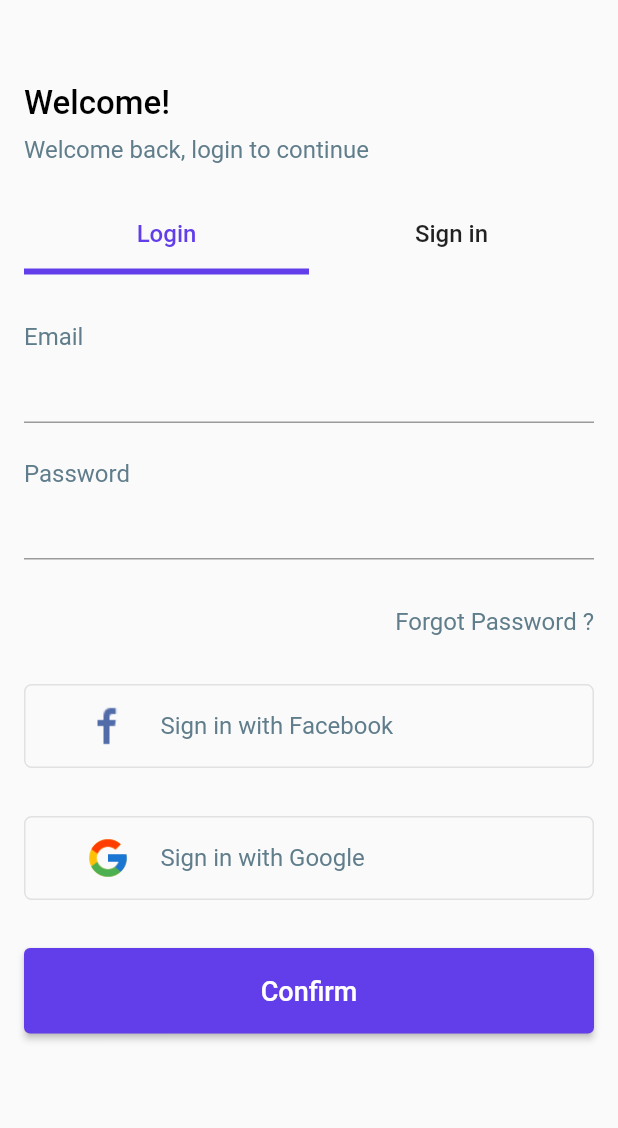
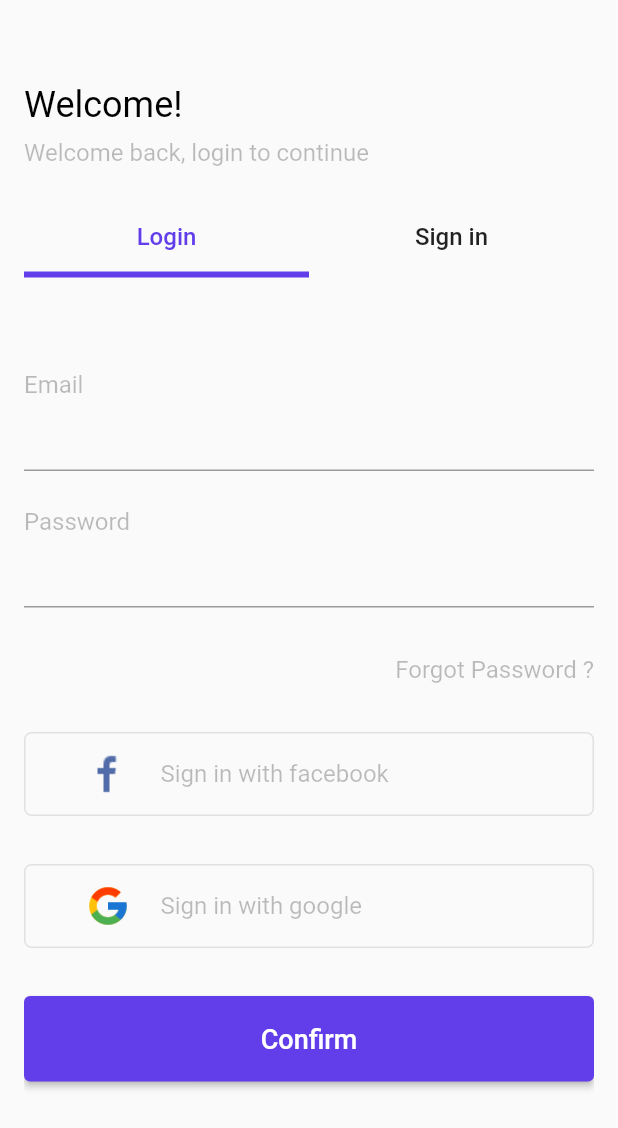
Before and after one commit to ChoChoHtet/MoviesBooking, a Flutter app: the screen it shows after launch, after a tap on "Get Started", on a phone screen of 412 x 824 dp. Shown: the top 1128 px of the screen. Run offline on Flutter 3.47's test engine with Material 2 defaults, Android fonts, the phone set to English and light mode, and no system bars; our stand-ins replace flutter_rating_bar; network calls fail.

Commit message:
add string file

```diff
--- a/lib/main.dart
+++ b/lib/main.dart
@@ -8,12 +8,18 @@ import 'package:movies_booking/resources/colors.dart';
 void main() {
   runApp(MyApp());
 }
+
 class MyApp extends StatelessWidget {
+  final ThemeData theme = ThemeData();
 
   @override
   Widget build(BuildContext context) {
     return MaterialApp(
-      theme: ThemeData(backgroundColor: WELCOME_SCREEN_BACKGROUND_COLOR),
+      debugShowCheckedModeBanner: false,
+      theme: theme.copyWith(
+        colorScheme: theme.colorScheme.copyWith(
+            primary: WELCOME_SCREEN_BACKGROUND_COLOR, secondary: Colors.grey),
+      ),
       home: WelcomePage(),
     );
   }
--- a/lib/pages/registration_page.dart
+++ b/lib/pages/registration_page.dart
@@ -1,9 +1,12 @@
 import 'package:flutter/material.dart';
+import 'package:movies_booking/pages/home_page.dart';
 import 'package:movies_booking/pages/movie_detail_page.dart';
 import 'package:movies_booking/resources/colors.dart';
 import 'package:movies_booking/resources/dimen.dart';
+import 'package:movies_booking/resources/strings.dart';
 import 'package:movies_booking/widgets/elevated_button_view.dart';
 import 'package:movies_booking/widgets/input_field_view.dart';
+import 'package:movies_booking/widgets/normal_text_view.dart';
 import 'package:movies_booking/widgets/welcome_view.dart';
 
 class RegistrationPage extends StatelessWidget {
@@ -12,21 +15,18 @@ class RegistrationPage extends StatelessWidget {
   @override
   Widget build(BuildContext context) {
     return Scaffold(
-      body: SingleChildScrollView(
-        child: Padding(
+        body: Padding(
       padding: const EdgeInsets.all(MARGIN_MEDIUM),
-          child: Column(
-            crossAxisAlignment: CrossAxisAlignment.start,
-            mainAxisSize: MainAxisSize.max,
+      child: ListView(
         children: [
           SizedBox(
-                height: 40,
+            height: MARGIN_XXLARGE,
           ),
           WelcomeView(
-                "Welcome back, login to continue",
+            REGISTRATION_WELCOME_BACK_TEXT,
             isStartAlign: true,
             welcomeColor: Colors.black,
-                descriptionColor: Colors.blueGrey,
+            descriptionColor: Colors.black26,
           ),
           SizedBox(
             height: MARGIN_LARGE,
@@ -34,9 +34,7 @@ class RegistrationPage extends StatelessWidget {
           RegistrationTabView(tabList),
         ],
       ),
-        ),
-      ),
-    );
+    ));
   }
 }
 
@@ -49,18 +47,51 @@ class RegistrationTabView extends StatefulWidget {
   _RegistrationTabViewState createState() => _RegistrationTabViewState();
 }
 
-class _RegistrationTabViewState extends State<RegistrationTabView> {
+class _RegistrationTabViewState extends State<RegistrationTabView>
+    with TickerProviderStateMixin {
   @override
   Widget build(BuildContext context) {
-    int tabIndex = 0;
+    TabController _tabController = TabController(length: 2, vsync: this);
     return Column(
+      crossAxisAlignment: CrossAxisAlignment.start,
+      mainAxisSize: MainAxisSize.max,
       children: [
-        DefaultTabController(
-          length: widget.tabList.length,
+        // DefaultTabController(
+        //   length: widget.tabList.length,
+        //   child: TabBar(
+        //     onTap: (index) {
+        //       tabIndex = index;
+        //     },
+        //     labelColor: WELCOME_SCREEN_BACKGROUND_COLOR,
+        //     unselectedLabelColor: Colors.black87,
+        //     indicatorColor: WELCOME_SCREEN_BACKGROUND_COLOR,
+        //     indicatorWeight: 4,
+        //     tabs: widget.tabList
+        //         .map(
+        //           (desc) => Tab(
+        //             child: Text(
+        //               desc,
+        //               style: TextStyle(
+        //                 fontSize: TEXT_REGULAR,
+        //               ),
+        //             ),
+        //           ),
+        //         )
+        //         .toList(),
+        //   ),
+        // ),
+        // CustomScrollView(
+        //   slivers: [
+        //     SliverList(
+        //       delegate: SliverChildListDelegate(
+        //         <Widget>[],
+        //       ),
+        //     )
+        //   ],
+        // ),
+        Container(
           child: TabBar(
-            onTap: (index) {
-              tabIndex = index;
-            },
+            controller: _tabController,
             labelColor: WELCOME_SCREEN_BACKGROUND_COLOR,
             unselectedLabelColor: Colors.black87,
             indicatorColor: WELCOME_SCREEN_BACKGROUND_COLOR,
@@ -79,10 +110,17 @@ class _RegistrationTabViewState extends State<RegistrationTabView> {
                 .toList(),
           ),
         ),
-        SizedBox(
-          height: MARGIN_XLARGE,
+        Container(
+          height: MediaQuery.of(context).size.height / 1.3,
+          padding: EdgeInsets.symmetric(vertical: MARGIN_LARGE_2),
+          child: TabBarView(
+            controller: _tabController,
+            children: [
+              LoginView(),
+              SignInView(),
+            ],
           ),
-        tabIndex == 0 ? LoginView() : SignInView()
+        )
       ],
     );
   }
@@ -91,16 +129,17 @@ class _RegistrationTabViewState extends State<RegistrationTabView> {
 class LoginView extends StatelessWidget {
   @override
   Widget build(BuildContext context) {
-    return Column(
-      crossAxisAlignment: CrossAxisAlignment.start,
+    return ListView(
+      // crossAxisAlignment: CrossAxisAlignment.start,
+      padding: EdgeInsets.symmetric(vertical: MARGIN_XLARGE),
       children: [
         InputFieldView(
-          "Email",
+         REGISTRATION_EMAIL,
           inputType: TextInputType.emailAddress,
         ),
         SizedBox(height: MARGIN_LARGE),
         InputFieldView(
-          "Password",
+          REGISTRATION_PASSWORD,
           obscureText: true,
         ),
         SizedBox(height: MARGIN_XLARGE),
@@ -116,7 +155,7 @@ class LoginView extends StatelessWidget {
           height: MARGIN_XLARGE,
         ),
         ElevatedButtonView(
-          "Confirm",
+          REGISTRATION_CONFIRM_BUTTON_TEXT,
           () => _navigateToMoviesDetailScreen(context),
         )
       ],
@@ -134,54 +173,26 @@ class LoginView extends StatelessWidget {
   }
 }
 
-class SocialMediaView extends StatelessWidget {
-  @override
-  Widget build(BuildContext context) {
-    return Column(
-      children: [
-        OutlineButtonView("Sign in with Facebook", "assets/ic_facebook.png"),
-        SizedBox(
-          height: MARGIN_XLARGE,
-        ),
-        OutlineButtonView("Sign in with Google", "assets/ic_google.png"),
-      ],
-    );
-  }
-}
-
-class ForgotPasswordView extends StatelessWidget {
-  @override
-  Widget build(BuildContext context) {
-    return Text(
-      "Forgot Password ?",
-      style: TextStyle(
-        color: Colors.blueGrey,
-        fontSize: TEXT_REGULAR,
-        fontWeight: FontWeight.w400,
-      ),
-    );
-  }
-}
-
 class SignInView extends StatelessWidget {
   @override
   Widget build(BuildContext context) {
-    return Column(
+    return ListView(
+      padding: EdgeInsets.symmetric(vertical: MARGIN_XLARGE),
       children: [
         InputFieldView(
-          "Email",
+          REGISTRATION_EMAIL,
           inputType: TextInputType.emailAddress,
         ),
         SizedBox(height: MARGIN_LARGE),
         InputFieldView(
-          "Password",
+         REGISTRATION_PASSWORD,
           obscureText: true,
         ),
         SizedBox(height: MARGIN_XLARGE),
-        InputFieldView("Name"),
+        InputFieldView(REGISTRATION_NAME),
         SizedBox(height: MARGIN_XLARGE),
         InputFieldView(
-          "Phone Number",
+          REGISTRATION_PHONE_NUMBER,
           inputType: TextInputType.phone,
         ),
         SizedBox(height: MARGIN_XLARGE),
@@ -191,20 +202,42 @@ class SignInView extends StatelessWidget {
         ),
         SizedBox(height: MARGIN_XLARGE),
         SocialMediaView(),
+        SizedBox(height: MARGIN_XLARGE),
+        ElevatedButtonView(REGISTRATION_CONFIRM_BUTTON_TEXT,
+            () => _navigateToHomeScreen(context)),
+      ],
+    );
+  }
+
+  void _navigateToHomeScreen(BuildContext context) {
+    Navigator.push(
+      context,
+      MaterialPageRoute(
+        builder: (context) => HomePage(),
+      ),
+    );
+  }
+}
+
+class SocialMediaView extends StatelessWidget {
+  @override
+  Widget build(BuildContext context) {
+    return Column(
+      children: [
+        OutlineButtonView(REGISTRATION_FACEBOOK_BUTTON_TEXT, "assets/ic_facebook.png"),
         SizedBox(
           height: MARGIN_XLARGE,
         ),
-        ElevatedButtonView("Confirm",() => _navigateToMoviesDetailScreen(context))
+        OutlineButtonView(REGISTRATION_GOOGLE_BUTTON_TEXT, "assets/ic_google.png"),
       ],
     );
   }
-  void _navigateToMoviesDetailScreen(BuildContext context) {
-    Navigator.push(
-      context,
-      MaterialPageRoute(
-        builder: (context) => MovieDetailPage(),
-      ),
-    );
+}
+
+class ForgotPasswordView extends StatelessWidget {
+  @override
+  Widget build(BuildContext context) {
+    return NormalTextView( REGISTRATION_FORGOT_PASSWORD,textColor: Colors.black26,);
   }
 }
 
@@ -239,13 +272,7 @@ class OutlineButtonView extends StatelessWidget {
           SizedBox(
             width: MARGIN_MEDIUM_2,
           ),
-          Text(
-            buttonText,
-            style: TextStyle(
-              color: Colors.blueGrey,
-              fontSize: TEXT_REGULAR,
-            ),
-          ),
+         NormalTextView(buttonText,textColor: Colors.black26,),
         ],
       ),
     );
--- a/lib/pages/welcome_page.dart
+++ b/lib/pages/welcome_page.dart
@@ -3,6 +3,7 @@ import 'package:flutter/services.dart';
 import 'package:movies_booking/pages/registration_page.dart';
 import 'package:movies_booking/resources/colors.dart';
 import 'package:movies_booking/resources/dimen.dart';
+import 'package:movies_booking/resources/strings.dart';
 import 'package:movies_booking/widgets/welcome_view.dart';
 
 class WelcomePage extends StatelessWidget {
@@ -23,9 +24,10 @@ class WelcomePage extends StatelessWidget {
               SizedBox(
                 height: MediaQuery.of(context).size.height / 7,
               ),
-              WelcomeView("Hello!Welcome to Gallery App"),
+              WelcomeView(WELCOME_DESCRIPTION_TEXT),
               Spacer(),
              GetStartedButton(),
+              SizedBox(height: MARGIN_XXLARGE,)
             ],
           ),
         ),
@@ -35,10 +37,11 @@ class WelcomePage extends StatelessWidget {
 }
 
 class MovieIllustrationView extends StatelessWidget {
+  //'assets/images/movie_illustration.jpg'
   @override
   Widget build(BuildContext context) {
     return Image.asset(
-      'assets/images/movie_illustration.jpg',
+      'assets/movie_illustration.png',
       width: WELCOME_ILLUSTRATION_WIDTH,
       height: WELCOME_ILLUSTRATION_HEIGHT,
     );
@@ -65,10 +68,11 @@ class GetStartedButton extends StatelessWidget {
           borderRadius: BorderRadius.circular(MARGIN_SMALL),
         ),
         child: Text(
-          "Get Started",
+          WELCOME_GET_STARTED_BUTTON_TEXT,
           style: TextStyle(
             color: Colors.white,
             fontSize: TEXT_REGULAR_1X,
+            fontWeight: FontWeight.w400
           ),
         ),
       ),
--- a/lib/resources/dimen.dart
+++ b/lib/resources/dimen.dart
@@ -3,6 +3,7 @@ const TEXT_REGULAR= 16.0;
 const TEXT_REGULAR_1X= 18.0;
 const TEXT_HEADING = 20.0;
 const TEXT_HEADING_1X = 22.0;
+const TEXT_HEADING_2X = 24.0;
 const TEXT_HEADING_3X = 26.0;
 
 const MARGIN_CARD_SMALL=4.0;
@@ -13,11 +14,16 @@ const MARGIN_MEDIUM_1 = 18.0;
 const MARGIN_MEDIUM_2 = 20.0;
 const MARGIN_MEDIUM_3= 22.0;
 const MARGIN_LARGE= 24.0;
+const MARGIN_LARGE_2=30.0;
 const MARGIN_XLARGE= 32.0;
+const MARGIN_XXLARGE= 40.0;
 
 const WELCOME_ILLUSTRATION_HEIGHT= 300.0;
 const WELCOME_ILLUSTRATION_WIDTH= 300.0;
 const SOCIAL_MEDIA_ICON_SIZE= 30.0;
 const MOVIES_DETAIL_POSTER_HEIGHT=320.0;
 const MOVIES_DETAIL_INFO_HEIGHT= 300.0;
+const MOVIES_POSTER_ITEM_HEIGHT=300.0;
+const MOVIES_POSTER_ITEM_WIDTH=150.0;
+const MOVIES_IMAGE_HEIGHT=200.0;
 const AVATAR_SIZE=70.0;
--- /dev/null
+++ b/lib/resources/strings.dart
@@ -0,0 +1,17 @@
+const WELCOME_GET_STARTED_BUTTON_TEXT="Get Started";
+const WELCOME_TEXT="Welcome!";
+const WELCOME_DESCRIPTION_TEXT="Hello! Welcome to Galaxy App";
+const REGISTRATION_WELCOME_BACK_TEXT="Welcome back, login to continue";
+const REGISTRATION_CONFIRM_BUTTON_TEXT="Confirm";
+const REGISTRATION_FACEBOOK_BUTTON_TEXT="Sign in with facebook";
+const REGISTRATION_GOOGLE_BUTTON_TEXT="Sign in with google";
+const REGISTRATION_NAME="Name";
+const REGISTRATION_PHONE_NUMBER="Phone Number";
+const REGISTRATION_EMAIL="Email";
+const REGISTRATION_PASSWORD="Password";
+const REGISTRATION_FORGOT_PASSWORD="Forgot Password ?";
+const HOME_SCREEN_NOW_SHOWING= "Now Showing";
+const HOME_SCREEN_COMING_SOON= "Coming Soon";
+const MOVIES_DETAIL_PLOT_SUMMARY="Plot Summary";
+const MOVIES_DETAIL_CAST="Cast";
+const MOVIES_DETAIL_GET_YOUR_TICKET_BUTTON_TEXT="Get your ticket";
--- a/lib/widgets/input_field_view.dart
+++ b/lib/widgets/input_field_view.dart
@@ -1,5 +1,6 @@
 import 'package:flutter/material.dart';
 import 'package:movies_booking/resources/dimen.dart';
+import 'package:movies_booking/widgets/normal_text_view.dart';
 
 class InputFieldView extends StatelessWidget {
   final String labelText;
@@ -14,13 +15,7 @@ class InputFieldView extends StatelessWidget {
     return Column(
       crossAxisAlignment: CrossAxisAlignment.start,
       children: [
-        Text(
-          labelText,
-          style: TextStyle(
-              color: Colors.blueGrey,
-              fontSize: TEXT_REGULAR,
-              fontWeight: FontWeight.w400),
-        ),
+        NormalTextView(labelText,textColor: Colors.black26,),
         TextField(
           obscureText: obscureText,
           style: TextStyle(fontWeight: FontWeight.w500),
--- /dev/null
+++ b/lib/widgets/normal_text_view.dart
@@ -0,0 +1,21 @@
+import 'package:flutter/material.dart';
+import 'package:movies_booking/resources/dimen.dart';
+
+class NormalTextView extends StatelessWidget {
+  final String text;
+  final Color textColor;
+
+  const NormalTextView(this.text, {this.textColor = Colors.white70});
+
+  @override
+  Widget build(BuildContext context) {
+    return Text(
+     text,
+      style: TextStyle(
+        color: textColor,
+        fontWeight: FontWeight.w400,
+        fontSize: TEXT_REGULAR,
+      ),
+    );
+  }
+}
--- a/lib/widgets/welcome_view.dart
+++ b/lib/widgets/welcome_view.dart
@@ -1,6 +1,8 @@
 import 'package:flutter/material.dart';
 import 'package:movies_booking/resources/colors.dart';
 import 'package:movies_booking/resources/dimen.dart';
+import 'package:movies_booking/resources/strings.dart';
+import 'package:movies_booking/widgets/normal_text_view.dart';
 
 class WelcomeView extends StatelessWidget {
   final String descriptionText;
@@ -19,21 +21,15 @@ class WelcomeView extends StatelessWidget {
       crossAxisAlignment: isStartAlign ? CrossAxisAlignment.start : CrossAxisAlignment.center,
       children: [
         Text(
-          "Welcome!",
+          WELCOME_TEXT,
           style: TextStyle(
             color: welcomeColor,
-            fontWeight: FontWeight.w500,
-            fontSize: TEXT_HEADING_1X,
+            fontWeight: FontWeight.w400,
+            fontSize: TEXT_HEADING_2X,
           ),
         ),
         SizedBox(height: MARGIN_SMALL),
-        Text(
-          descriptionText,
-          style: TextStyle(
-            color: descriptionColor,
-            fontSize: TEXT_REGULAR,
-          ),
-        ),
+        NormalTextView(descriptionText,textColor: descriptionColor,)
       ],
     );
   }
--- a/pubspec.yaml
+++ b/pubspec.yaml
@@ -56,6 +56,7 @@ flutter:
     - assets/ic_google.png
     - assets/ic_facebook.png
     - assets/avatar.png
+    - assets/movie_illustration.png
 
 
   # An image asset can refer to one or more resolution-specific "variants", see
```
Also changed, not shown: lib/pages/home_page.dart (+58 -28 lines), lib/pages/movie_detail_page.dart (+75 -40 lines), lib/viewItems/movies_view.dart (+10 -9 lines), assets/movie_illustration.png (added). Lines whose indentation alone changed are shown as unchanged.
